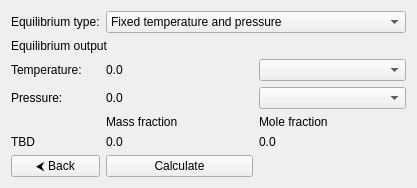
First picture: the form in GUI/Ubuntu/src/gui/ui/output/equilibrium_output_page.ui, repository srebughini/ASALI, before the edit.
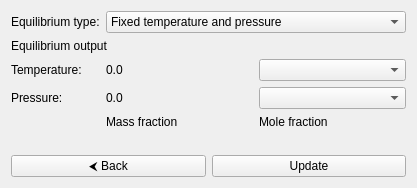
Second picture: the form after the edit.

Commit message: Add equilibrium calculation

Diff of the .ui file:
```diff
--- a/GUI/Ubuntu/src/gui/ui/output/equilibrium_output_page.ui
+++ b/GUI/Ubuntu/src/gui/ui/output/equilibrium_output_page.ui
@@ -110,30 +110,20 @@
 
             <!-- Row 5 -->
             <item row="5" column="0">
-                <widget class="QLabel" name="nLabel">
-                    <property name="text">
-                        <string>TBD</string>
-                    </property>
-                </widget>
+                <widget class="QLabel" name="nLabel"/>
             </item>
             <item row="5" column="1">
-                <widget class="QLabel" name="yLabel">
-                    <property name="text">
-                        <string>0.0</string>
-                    </property>
-                </widget>
+                <widget class="QLabel" name="yLabel"/>
             </item>
             <item row="5" column="2">
-                <widget class="QLabel" name="xLabel">
-                    <property name="text">
-                        <string>0.0</string>
-                    </property>
-                </widget>
+                <widget class="QLabel" name="xLabel"/>
             </item>
 
 
             <!-- Row 6 -->
-            <item row="6" column="0">
+            <item row="6" column="0" colspan="3">
+                <layout class="QHBoxLayout" name="buttonLayout">
+                    <item>
                 <widget class="QPushButton" name="backButton">
                     <property name="text">
                         <string>&#x2B9C; Back</string>
@@ -143,15 +133,17 @@
                     </property>
                 </widget>
             </item>
-            <item row="6" column="1">
-                <widget class="QPushButton" name="calculateButton">
+                    <item>
+                        <widget class="QPushButton" name="updateButton">
                     <property name="text">
-                        <string>Calculate</string>
+                                <string>Update</string>
                     </property>
                     <property name="toolTip">
-                        <string>Calculate chemical equilibrium</string>
-                    </property>
-                </widget>
+                                <string>Update chemical equilibrium</string>
+                            </property>
+                        </widget>
+                    </item>
+                </layout>
             </item>
         </layout>
     </widget>
```
Left out of the diff: 2 changed lines with no effect on the pictures. Lines whose indentation alone changed are shown as unchanged. The commit also changes 12 other files.
